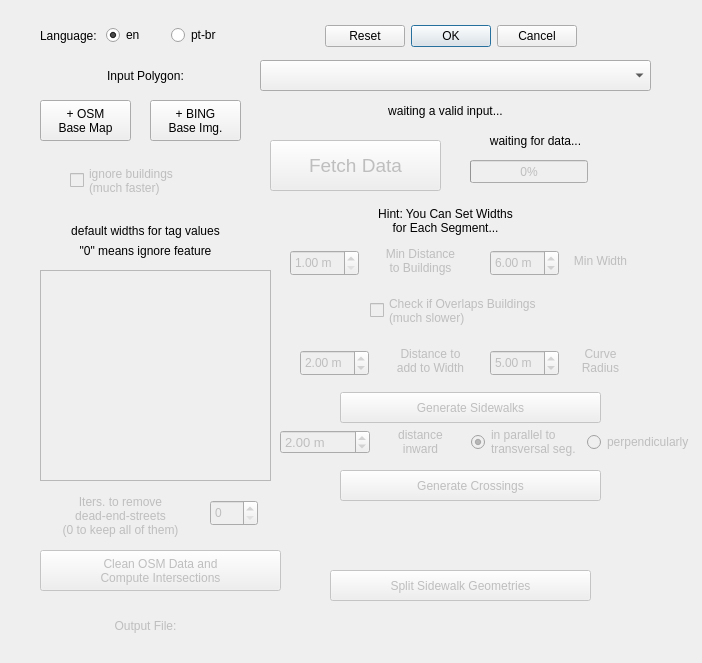
First picture: the form in osm_sidewalkreator_dialog_base.ui, repository kauevestena/osm_sidewalkreator, before the edit.
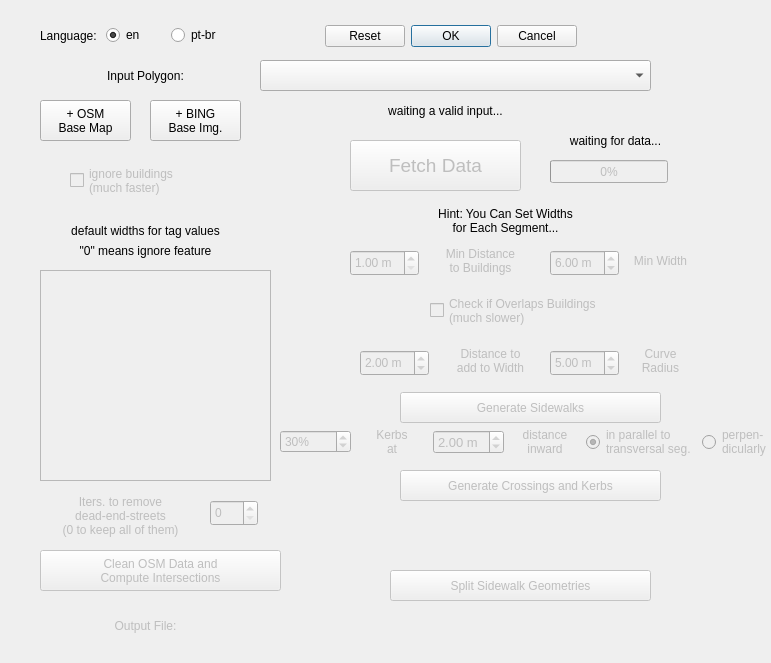
Second picture: the form after the edit. Custom widgets are drawn as their Qt base class.

```diff
--- a/osm_sidewalkreator_dialog_base.ui
+++ b/osm_sidewalkreator_dialog_base.ui
@@ -6,7 +6,7 @@
    <rect>
     <x>0</x>
     <y>0</y>
-    <width>702</width>
+    <width>771</width>
     <height>663</height>
    </rect>
   </property>
@@ -153,7 +153,7 @@
    </property>
    <property name="geometry">
     <rect>
-     <x>270</x>
+     <x>350</x>
      <y>140</y>
      <width>171</width>
      <height>51</height>
@@ -187,7 +187,7 @@
   <widget class="QLabel" name="input_status_of_data">
    <property name="geometry">
     <rect>
-     <x>450</x>
+     <x>530</x>
      <y>130</y>
      <width>171</width>
      <height>21</height>
@@ -323,7 +323,7 @@
    </property>
    <property name="geometry">
     <rect>
-     <x>340</x>
+     <x>400</x>
      <y>392</y>
      <width>261</width>
      <height>31</height>
@@ -348,7 +348,7 @@
   <widget class="QLabel" name="widths_hint">
    <property name="geometry">
     <rect>
-     <x>300</x>
+     <x>360</x>
      <y>200</y>
      <width>291</width>
      <height>41</height>
@@ -368,7 +368,7 @@
    </property>
    <property name="geometry">
     <rect>
-     <x>370</x>
+     <x>430</x>
      <y>290</y>
      <width>241</width>
      <height>41</height>
@@ -434,7 +434,7 @@
    </property>
    <property name="geometry">
     <rect>
-     <x>290</x>
+     <x>350</x>
      <y>250</y>
      <width>69</width>
      <height>26</height>
@@ -465,7 +465,7 @@
    </property>
    <property name="geometry">
     <rect>
-     <x>490</x>
+     <x>550</x>
      <y>350</y>
      <width>69</width>
      <height>26</height>
@@ -496,7 +496,7 @@
    </property>
    <property name="geometry">
     <rect>
-     <x>470</x>
+     <x>550</x>
      <y>160</y>
      <width>118</width>
      <height>23</height>
@@ -512,7 +512,7 @@
    </property>
    <property name="geometry">
     <rect>
-     <x>370</x>
+     <x>430</x>
      <y>240</y>
      <width>101</width>
      <height>41</height>
@@ -532,7 +532,7 @@
    </property>
    <property name="geometry">
     <rect>
-     <x>550</x>
+     <x>610</x>
      <y>340</y>
      <width>101</width>
      <height>41</height>
@@ -552,7 +552,7 @@
    </property>
    <property name="geometry">
     <rect>
-     <x>380</x>
+     <x>440</x>
      <y>340</y>
      <width>101</width>
      <height>41</height>
@@ -572,7 +572,7 @@
    </property>
    <property name="geometry">
     <rect>
-     <x>300</x>
+     <x>360</x>
      <y>350</y>
      <width>69</width>
      <height>26</height>
@@ -606,7 +606,7 @@
    </property>
    <property name="geometry">
     <rect>
-     <x>490</x>
+     <x>550</x>
      <y>250</y>
      <width>69</width>
      <height>26</height>
@@ -643,7 +643,7 @@
    </property>
    <property name="geometry">
     <rect>
-     <x>550</x>
+     <x>610</x>
      <y>240</y>
      <width>101</width>
      <height>41</height>
@@ -690,14 +690,14 @@
    </property>
    <property name="geometry">
     <rect>
-     <x>340</x>
+     <x>400</x>
      <y>470</y>
      <width>261</width>
      <height>31</height>
     </rect>
    </property>
    <property name="text">
-    <string>Generate Crossings</string>
+    <string>Generate Crossings and Kerbs</string>
    </property>
    <property name="checkable">
     <bool>false</bool>
@@ -755,7 +755,7 @@
    </property>
    <property name="geometry">
     <rect>
-     <x>330</x>
+     <x>390</x>
      <y>570</y>
      <width>261</width>
      <height>31</height>
@@ -777,16 +777,43 @@
     <bool>false</bool>
    </property>
   </widget>
-  <widget class="QWidget" name="">
+  <widget class="QWidget" name="layoutWidget">
    <property name="geometry">
     <rect>
      <x>280</x>
      <y>420</y>
-     <width>414</width>
+     <width>491</width>
      <height>44</height>
     </rect>
    </property>
    <layout class="QHBoxLayout" name="horizontalLayout_3">
+    <item>
+     <widget class="QSpinBox" name="perc_draw_kerbs_box">
+      <property name="enabled">
+       <bool>false</bool>
+      </property>
+      <property name="suffix">
+       <string>%</string>
+      </property>
+      <property name="value">
+       <number>30</number>
+      </property>
+     </widget>
+    </item>
+    <item>
+     <widget class="QLabel" name="perc_draw_kerbs_label">
+      <property name="enabled">
+       <bool>false</bool>
+      </property>
+      <property name="text">
+       <string>Kerbs
+at</string>
+      </property>
+      <property name="alignment">
+       <set>Qt::AlignCenter</set>
+      </property>
+     </widget>
+    </item>
     <item>
      <widget class="QDoubleSpinBox" name="d_to_add_inward_box">
       <property name="enabled">
@@ -862,7 +889,8 @@
          <enum>Qt::LeftToRight</enum>
         </property>
         <property name="text">
-         <string>perpendicularly</string>
+         <string>perpen-
+dicularly</string>
         </property>
         <property name="checkable">
          <bool>true</bool>
```
